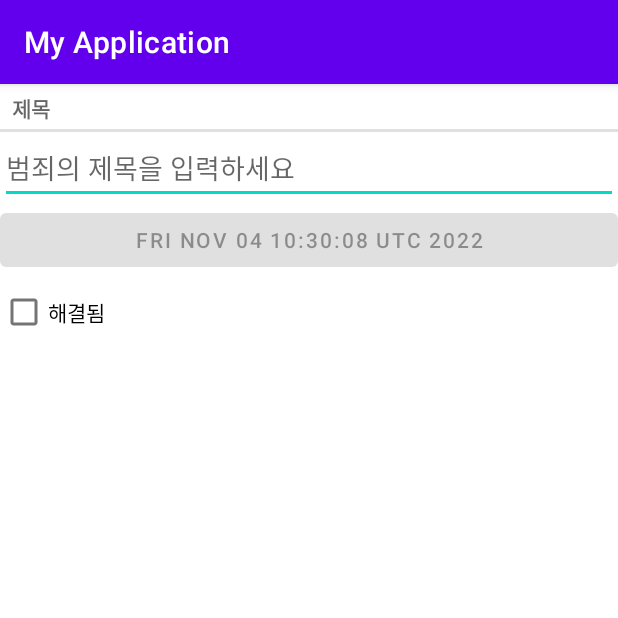
After one commit to ntw94/study_android_roomdb, an Android app: the fragment CrimeFragment shown on its own in the app's theme, on a phone screen of 412 x 824 dp, the top half of it. The commit adds this screen. Run offline under Robolectric (Android 15) with nearby library versions, the phone set to English and light mode, and no system bars.

Commit message:
2022-11-04 22:10

```diff
--- /dev/null
+++ b/app/src/main/java/com/kr/ntw/myapplication/fragment/CrimeFragment.kt
@@ -0,0 +1,73 @@
+package com.kr.ntw.myapplication.fragment
+
+import android.os.Bundle
+import android.text.Editable
+import android.text.TextWatcher
+import android.view.LayoutInflater
+import android.view.View
+import android.view.ViewGroup
+import android.widget.Button
+import android.widget.CheckBox
+import android.widget.EditText
+import androidx.fragment.app.Fragment
+import com.kr.ntw.myapplication.R
+import com.kr.ntw.myapplication.model.Crime
+
+class CrimeFragment : Fragment() {
+
+    private lateinit var crime:Crime
+    private lateinit var titleField:EditText
+    private lateinit var dateButton:Button
+    private lateinit var solvedCheckBox: CheckBox
+
+    //여기에서는 인플레이트 하지 않음
+    override fun onCreate(savedInstanceState: Bundle?) {
+        super.onCreate(savedInstanceState)
+        crime = Crime()
+    }
+
+    override fun onCreateView(
+        inflater: LayoutInflater,
+        container: ViewGroup?,
+        savedInstanceState: Bundle?
+    ): View? {
+
+        val view = inflater.inflate(R.layout.fragment_crime,container,false)
+
+        titleField = view.findViewById(R.id.crime_title) as EditText
+        dateButton = view.findViewById(R.id.crime_date) as Button
+        solvedCheckBox = view.findViewById(R.id.crime_solved) as CheckBox
+
+        dateButton.apply{
+            text = crime.date.toString()
+            isEnabled = false
+        }
+
+        return view
+    }
+
+    override fun onStart() {
+        super.onStart()
+
+        val titleWatcher = object: TextWatcher {
+            override fun beforeTextChanged(p0: CharSequence?, p1: Int, p2: Int, p3: Int) {
+            }
+            override fun onTextChanged(sequence: CharSequence?, p1: Int, p2: Int, p3: Int) {
+                crime.title = sequence.toString()
+            }
+            override fun afterTextChanged(p0: Editable?) {
+            }
+
+        }
+
+        titleField.addTextChangedListener(titleWatcher)
+
+        //나중에 이거 변형해서 해볼것
+        solvedCheckBox.apply{
+            setOnCheckedChangeListener { _, isChecked ->
+                crime.isSolved = isChecked
+            }
+        }
+
+    }
+}
--- /dev/null
+++ b/app/src/main/java/com/kr/ntw/myapplication/model/Crime.kt
@@ -0,0 +1,9 @@
+package com.kr.ntw.myapplication.model
+
+import java.util.*
+
+data class Crime (
+    val id:UUID = UUID.randomUUID(),
+    var title:String = "",
+    var date:Date = Date(),
+    var isSolved:Boolean = false)
--- a/app/src/main/res/layout/activity_main.xml
+++ b/app/src/main/res/layout/activity_main.xml
@@ -1,18 +1,8 @@
 <?xml version="1.0" encoding="utf-8"?>
-<androidx.constraintlayout.widget.ConstraintLayout xmlns:android="http://schemas.android.com/apk/res/android"
-    xmlns:app="http://schemas.android.com/apk/res-auto"
-    xmlns:tools="http://schemas.android.com/tools"
+<FrameLayout
+    xmlns:android="http://schemas.android.com/apk/res/android"
+    android:id="@+id/fragment_container"
     android:layout_width="match_parent"
     android:layout_height="match_parent"
-    tools:context=".MainActivity">
 
-    <TextView
-        android:layout_width="wrap_content"
-        android:layout_height="wrap_content"
-        android:text="Hello World!"
-        app:layout_constraintBottom_toBottomOf="parent"
-        app:layout_constraintEnd_toEndOf="parent"
-        app:layout_constraintStart_toStartOf="parent"
-        app:layout_constraintTop_toTopOf="parent" />
-
-</androidx.constraintlayout.widget.ConstraintLayout>
+    />
--- /dev/null
+++ b/app/src/main/res/layout/fragment_crime.xml
@@ -0,0 +1,31 @@
+<?xml version="1.0" encoding="utf-8"?>
+<androidx.appcompat.widget.LinearLayoutCompat xmlns:android="http://schemas.android.com/apk/res/android"
+    android:layout_width="match_parent"
+    android:layout_height="match_parent"
+    android:orientation="vertical"
+    >
+
+    <TextView
+        style="?android:listSeparatorTextViewStyle"
+        android:layout_width="match_parent"
+        android:layout_height="wrap_content"
+        android:text="@string/crime_title_label"
+    />
+    <EditText
+        android:id="@+id/crime_title"
+        android:layout_width="match_parent"
+        android:layout_height="wrap_content"
+        android:hint="@string/crime_title_hint"
+        />
+    <Button
+        android:id="@+id/crime_date"
+        android:layout_width="match_parent"
+        android:layout_height="wrap_content"
+        />
+    <CheckBox
+        android:id="@+id/crime_solved"
+        android:layout_width="match_parent"
+        android:layout_height="wrap_content"
+        android:text="@string/crime_solved_label"
+        />
+</androidx.appcompat.widget.LinearLayoutCompat>
--- a/app/src/main/res/values/strings.xml
+++ b/app/src/main/res/values/strings.xml
@@ -1,3 +1,8 @@
 <resources>
     <string name="app_name">My Application</string>
+    <string name="crime_title_hint">범죄의 제목을 입력하세요</string>
+    <string name="crime_title_label">제목</string>
+    <string name="crime_details_label">상세 내역</string>
+    <string name="crime_solved_label">해결됨</string>
+
 </resources>
```
